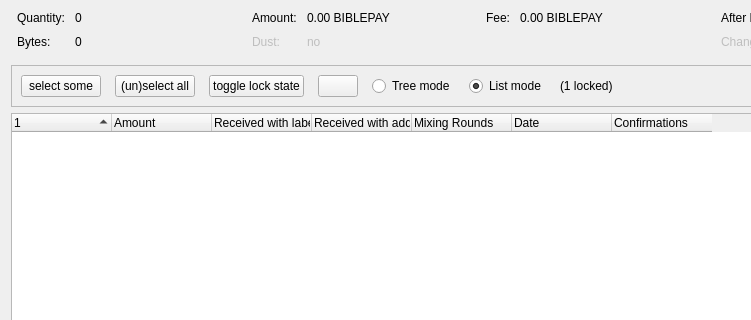
Above: src/qt/forms/coincontroldialog.ui from biblepay/biblepay before the change; both pictures show x 0 to 751 and y 0 to 320 of the 954 by 500 pixel window. Below: the same form after it.
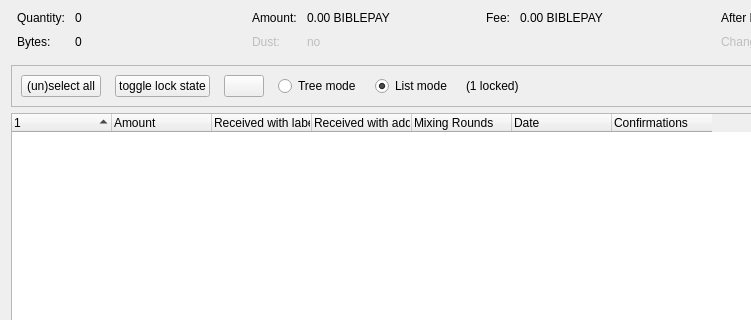
That is the form after the change. Custom widgets are drawn as their Qt base class.

What changed in the file:
```diff
--- a/src/qt/forms/coincontroldialog.ui
+++ b/src/qt/forms/coincontroldialog.ui
@@ -281,23 +281,6 @@
         <property name="spacing">
          <number>14</number>
         </property>
-        <item>
-	         <widget class="QPushButton" name="pushButtonSelectSome">
-	          <property name="sizePolicy">
-	           <sizepolicy hsizetype="Maximum" vsizetype="Fixed">
-	            <horstretch>0</horstretch>
-	            <verstretch>0</verstretch>
-	           </sizepolicy>
-	          </property>
-	          <property name="text">
-	           <string>select some</string>
-	          </property>
-	          <property name="autoDefault">
-	           <bool>false</bool>
-	          </property>
-	         </widget>
-	        </item>
-        
         <item>
          <widget class="QPushButton" name="pushButtonSelectAll">
           <property name="sizePolicy">
```
